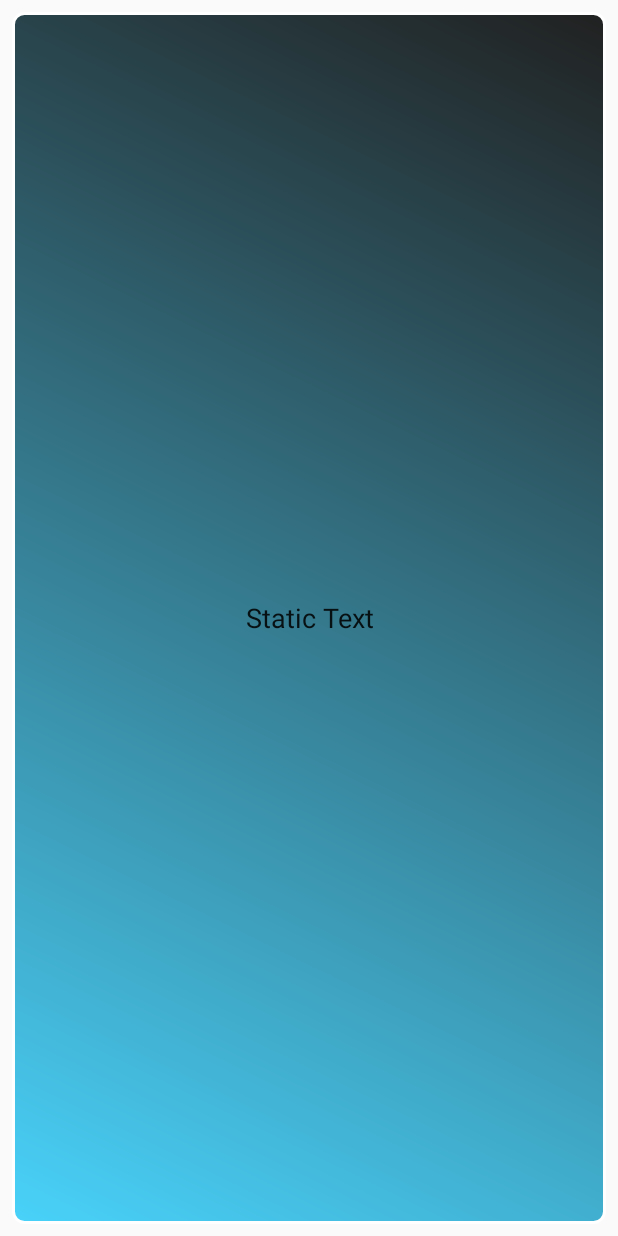
After one commit to OpenBikeBcn/openbikebcn-android, an Android app: the layout widget_layout.xml on its own in the app's theme, with its tools: preview values and no code run, on a phone screen of 412 x 824 dp. The commit adds this screen. Run offline under Robolectric (Android 15) with nearby library versions, the phone set to English and light mode, and no system bars.

Commit message:
favourites working + widget started

```diff
--- a/app/src/main/java/com/ryblade/openbikebcn/Fragments/FavoritesFragment.java
+++ b/app/src/main/java/com/ryblade/openbikebcn/Fragments/FavoritesFragment.java
@@ -46,9 +46,10 @@ public class FavoritesFragment extends Fragment {
         super.onCreateOptionsMenu(menu, inflater);
     }
 
-    private void init(View v) {
+    public void init(View v) {
         ListView lv = ((ListView) v.findViewById(R.id.favouritesList));
-        StationArrayAdapter saa = new StationArrayAdapter(getContext(), Utils.getInstance().getFavouriteStations(getActivity()));
+        ArrayList<Station> stations = Utils.getInstance().getFavouriteStations(getActivity());
+        StationArrayAdapter saa = new StationArrayAdapter(getContext(), stations, this);
         lv.setAdapter(saa);
     }
 }
--- a/app/src/main/java/com/ryblade/openbikebcn/Fragments/MapFragment.java
+++ b/app/src/main/java/com/ryblade/openbikebcn/Fragments/MapFragment.java
@@ -59,7 +59,6 @@ public class MapFragment extends Fragment implements LocationListener, OnRouteFe
     private MapView mapView;
     private LinearLayout stationInfo;
     private boolean isStationInfoHiden;
-    private Station stationSelected;
 
     private Station currentStation;
 
@@ -251,7 +250,7 @@ public class MapFragment extends Fragment implements LocationListener, OnRouteFe
     }
 
     public Station getStationSelected() {
-        return stationSelected;
+        return currentStation;
     }
 
     @Override
--- /dev/null
+++ b/app/src/main/res/drawable/widget_background.xml
@@ -0,0 +1,20 @@
+<?xml version="1.0" encoding="UTF-8"?>
+<shape xmlns:android="http://schemas.android.com/apk/res/android"
+    android:shape="rectangle" >
+
+    <stroke
+        android:width="2dp"
+        android:color="#FFFFFFFF" />
+
+    <gradient
+        android:angle="225"
+        android:endColor="#DD2ECCFA"
+        android:startColor="#DD000000" />
+
+    <corners
+        android:bottomLeftRadius="7dp"
+        android:bottomRightRadius="7dp"
+        android:topLeftRadius="7dp"
+        android:topRightRadius="7dp" />
+
+</shape>
--- a/app/src/main/res/layout/favorites_fragment.xml
+++ b/app/src/main/res/layout/favorites_fragment.xml
@@ -6,6 +6,8 @@
     <ListView
         android:layout_width="wrap_content"
         android:layout_height="wrap_content"
+        android:layout_marginTop="50dp"
         android:id="@+id/favouritesList">
+
     </ListView>
 </LinearLayout>
--- /dev/null
+++ b/app/src/main/res/layout/widget_layout.xml
@@ -0,0 +1,20 @@
+<?xml version="1.0" encoding="utf-8"?>
+<LinearLayout xmlns:android="http://schemas.android.com/apk/res/android"
+    android:id="@+id/layout"
+    android:layout_width="match_parent"
+    android:layout_height="match_parent"
+    android:layout_margin="8dip"
+    android:background="@drawable/widget_background" >
+
+    <TextView
+        android:id="@+id/update"
+        style="@android:style/TextAppearance.Medium"
+        android:layout_width="match_parent"
+        android:layout_height="match_parent"
+        android:layout_gravity="center"
+        android:gravity="center_horizontal|center_vertical"
+        android:layout_margin="4dip"
+        android:text="Static Text" >
+    </TextView>
+
+</LinearLayout>
```
Also changed, not shown: app/src/main/AndroidManifest.xml (+13 -0 lines), app/src/main/java/com/ryblade/openbikebcn/MainActivity.java (+10 -6 lines), app/src/main/java/com/ryblade/openbikebcn/StationArrayAdapter.java (+22 -4 lines), app/src/main/java/com/ryblade/openbikebcn/Utils.java (+5 -11 lines), app/src/main/java/com/ryblade/openbikebcn/Widget/StationWidgetProvider.java (added, +53 -0 lines), app/src/main/res/layout/station_fav_item.xml (+8 -5 lines), app/src/main/res/xml/widget_info.xml (added, +8 -0 lines).
